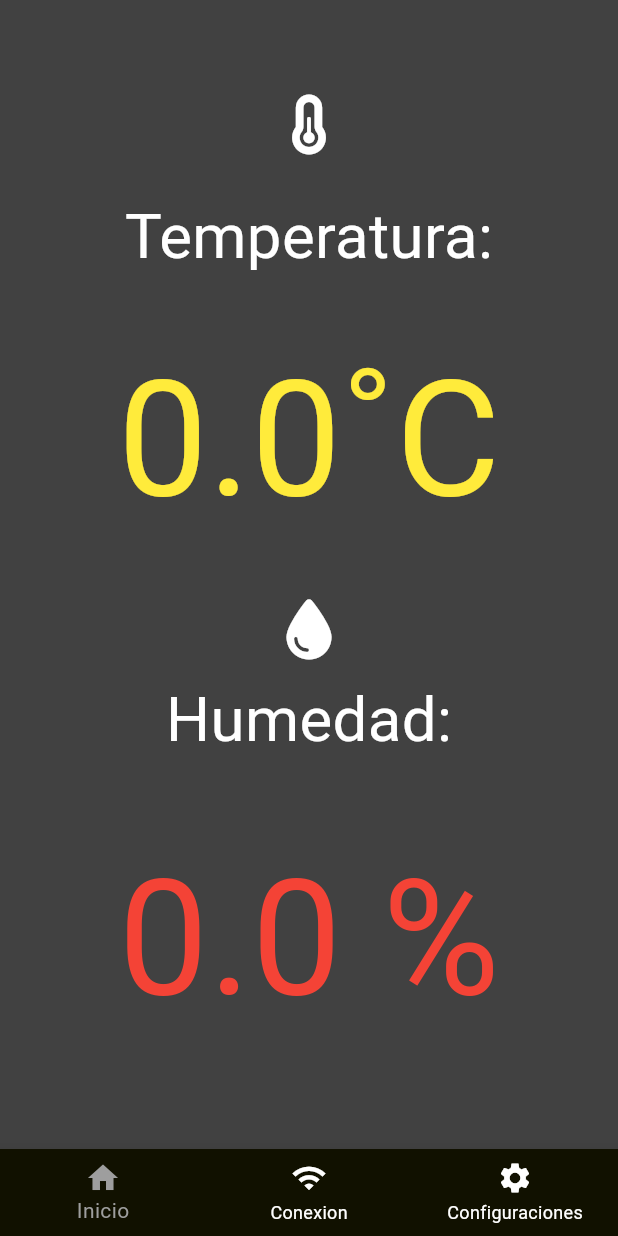
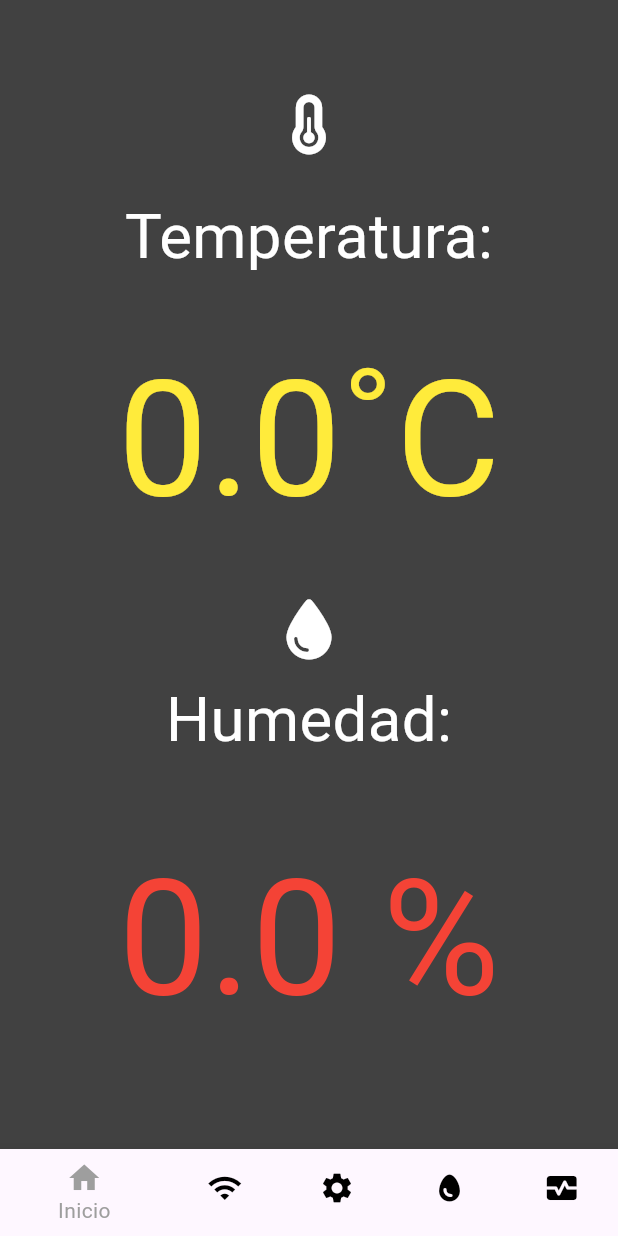
Before and after one commit to AnnieScigliano/Proyecto-Incubadora, a Flutter app: the screen it shows after launch, on a phone screen of 412 x 824 dp. Run offline on Flutter 3.47's test engine with Material 3 defaults, Android fonts, the phone set to English and light mode, and no system bars; our stand-ins replace connectivity, firebase_auth, font_awesome_flutter, google_fonts; missing offline and left inert: android_flutter_wifi; accounts and stored records are empty; network calls fail; Roboto replaces fonts that are missing (Questrial).

Commit message:
new views

```diff
--- a/incubapp_lite/lib/views/initial_home.dart
+++ b/incubapp_lite/lib/views/initial_home.dart
@@ -6,6 +6,8 @@ import 'package:incubapp_lite/views/home.dart';
 //import 'package:incubapp_lite/views/login.dart';
 import 'package:incubapp_lite/views/wifi_home.dart';
 import 'package:incubapp_lite/services/api_services.dart';
+import 'package:incubapp_lite/views/counter_home.dart';
+import 'package:incubapp_lite/views/graf_home.dart';
 
 void main() => runApp(MaterialApp(
     debugShowCheckedModeBanner: false,
@@ -41,14 +43,14 @@ class _IHomeState extends State<IHome> {
     Size size = MediaQuery.of(context).size;
 
     return Scaffold(
-      backgroundColor: Colors.black,
+      backgroundColor: Colors.grey,
       body: _buildBody(size, temperature, humidity),
       bottomNavigationBar: BottomNavigationBar(
         currentIndex: _selectedIndex,
         onTap: _onItemTapped,
         backgroundColor: const Color.fromARGB(65, 65, 65, 1),
         selectedItemColor: Colors.grey,
-        unselectedItemColor: Colors.white,
+        unselectedItemColor: Colors.black,
         items: [
           BottomNavigationBarItem(
             icon: Icon(Icons.home),
@@ -61,6 +63,14 @@ class _IHomeState extends State<IHome> {
           BottomNavigationBarItem(
             icon: Icon(Icons.settings),
             label: 'Configuraciones',
+          ),
+          BottomNavigationBarItem(
+            icon: Icon(Icons.egg),
+            label: 'Contador',
+          ),
+          BottomNavigationBarItem(
+            icon: Icon(Icons.monitor_heart),
+            label: 'Grafana',
           ),
         ],
       ),
@@ -141,6 +151,12 @@ class _IHomeState extends State<IHome> {
       case 2:
         Navigator.push(context, MaterialPageRoute(builder: (context) => Home()));
         break;
+      case 3:
+        Navigator.push(context, MaterialPageRoute(builder: (context) => CHome()));
+        break;
+      case 4:
+        Navigator.push(context, MaterialPageRoute(builder: (context) => GHome()));
+        break;
     }
   }
 }
```
Also changed, not shown: incubapp_lite/lib/views/counter_home.dart (added, +35 -0 lines), incubapp_lite/lib/views/graf_home.dart (added, +35 -0 lines).
